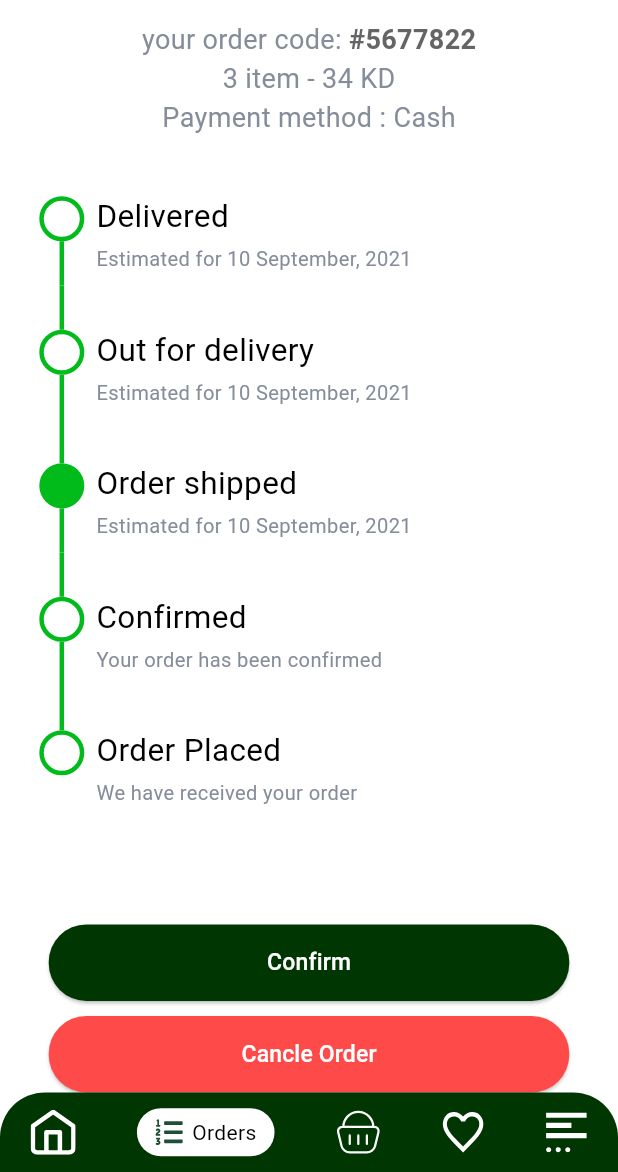
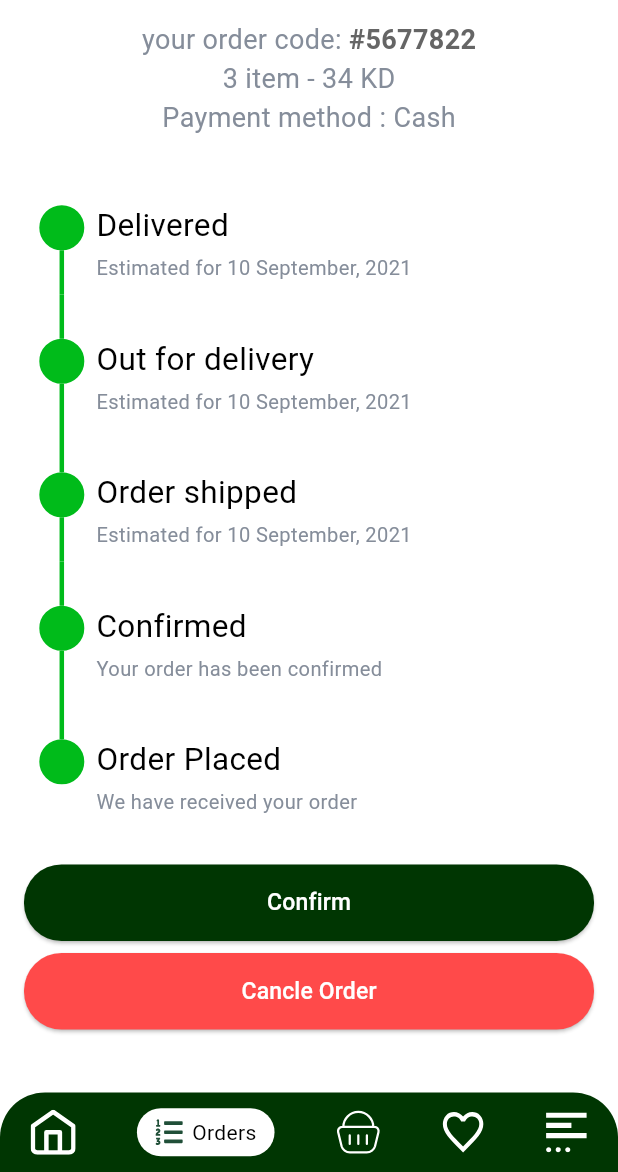
Before and after one commit to AyaNasserEzat/market, a Flutter app: the BottomNavigationBar screen opened by its route, item 2 of the bottom bar chosen, after a tap on the "arrow back ios" icon, on a phone screen of 412 x 824 dp, the part 64-1236 px from its top. Run offline on Flutter 3.47's test engine with Material 3 defaults, Android fonts, the phone set to English and light mode, and no system bars; drawn by our look-alikes of timeline_tile; our stand-ins replace flutter_screenutil, flutter_svg, go_router, pin_code_fields; Roboto replaces fonts that are missing (TitilliumWeb).

Commit message:
do customScroll View in order traking view

```diff
--- a/lib/feature/home/presentaion/views/bottom_navigation_bar.dart
+++ b/lib/feature/home/presentaion/views/bottom_navigation_bar.dart
@@ -6,11 +6,13 @@ import 'package:pure_soft/core/utils/app_color.dart';
 import 'package:pure_soft/feature/cart_feature/presentation/views/cart_view.dart';
 import 'package:pure_soft/feature/favorite_feature/presentation/views/favorite_view.dart';
 import 'package:pure_soft/feature/home/presentaion/views/home_view.dart';
-import 'package:pure_soft/feature/order_feature/presentaion/views/order_view.dart';
-import 'package:pure_soft/feature/order_feature/presentaion/views/widgets/time_line.dart';
+import 'package:pure_soft/feature/order_feature/presentaion/views/order_traking_view.dart';
+
 import 'package:pure_soft/feature/profile/presentation/views/profile_view.dart';
 
 class BottomNavigationBar extends StatefulWidget {
+  const BottomNavigationBar({super.key});
+
   @override
   State<BottomNavigationBar> createState() => _BottomNavigationBarState();
 }
@@ -20,7 +22,7 @@ class _BottomNavigationBarState extends State<BottomNavigationBar> {
 
   final List<Widget> pages = [
     HomeView(),
-  TimeLine(),
+  OrderTrakingView(),
   CartView(),
     FavoriteView(),
         ProfileView(),
--- a/lib/feature/order_feature/presentaion/views/order_traking_view.dart
+++ b/lib/feature/order_feature/presentaion/views/order_traking_view.dart
@@ -4,6 +4,11 @@ import 'package:pure_soft/core/utils/app_strings.dart';
 import 'package:pure_soft/core/utils/text_style.dart';
 import 'package:pure_soft/feature/auth_feature/presentation/views/widgets/custom_button.dart';
 import 'package:pure_soft/feature/order_feature/presentaion/views/widgets/order_detalis_section.dart';
+import 'package:pure_soft/feature/order_feature/presentaion/views/widgets/time_line_list.dart';
+
+
+
+
 
 
 class OrderTrakingView extends StatelessWidget {
@@ -12,20 +17,55 @@ class OrderTrakingView extends StatelessWidget {
   @override
   Widget build(BuildContext context) {
     return Scaffold(
-       appBar: AppBar(
-                title: Text(AppStrings.orderTraking, style: CustomTextStyle.poppins),
+      appBar: AppBar(
+        title: Text(AppStrings.orderTraking, style: CustomTextStyle.poppins),
         centerTitle: true,
-        leading: IconButton(onPressed: () {
+        leading: IconButton(
+          onPressed: () {},
+          icon: Icon(Icons.arrow_back_ios),
+        ),
+      ),
+      body: CustomScrollView(
+        slivers: [
+          // Order Details Section
+          SliverToBoxAdapter(
+            child: OrderDetalisSection(),
+          ),
 
-        }, icon: Icon(Icons.arrow_back_ios)),
-      ),
-      body: Column(
-        spacing: 10,
-        children: [
-          OrderDetalisSection(),
-          CustomButton(onpressed: (){}, text: AppStrings.confirm),
-                CustomButton(onpressed: (){}, text: AppStrings.cancleOrder,color: AppColor.red,),
-          ],
+          // Spacing
+          SliverToBoxAdapter(child: SizedBox(height: 16)),
+
+          // Timeline list
+         TimeLineList(),
+          // Spacing
+          SliverToBoxAdapter(child: SizedBox(height: 24)),
+
+          // Confirm button
+          SliverToBoxAdapter(
+            child: Padding(
+              padding: const EdgeInsets.symmetric(horizontal: 16.0),
+              child: CustomButton(
+                onpressed: () {},
+                text: AppStrings.confirm,
+              ),
+            ),
+          ),
+
+          // Cancel button
+          SliverToBoxAdapter(
+            child: Padding(
+              padding: const EdgeInsets.symmetric(horizontal: 16.0, vertical: 8),
+              child: CustomButton(
+                onpressed: () {},
+                text: AppStrings.cancleOrder,
+                color: AppColor.red,
+              ),
+            ),
+          ),
+
+          // Extra spacing at bottom
+          SliverToBoxAdapter(child: SizedBox(height: 24)),
+        ],
       ),
     );
   }
--- a/lib/feature/order_feature/presentaion/views/widgets/time_line.dart
+++ b/lib/feature/order_feature/presentaion/views/widgets/time_line_list.dart
@@ -1,19 +1,11 @@
-import 'package:flutter/material.dart';
+import 'package:flutter/widgets.dart';
 import 'package:pure_soft/core/utils/app_color.dart';
-import 'package:pure_soft/core/utils/app_strings.dart';
 import 'package:pure_soft/core/utils/text_style.dart';
-import 'package:pure_soft/feature/auth_feature/presentation/views/widgets/custom_button.dart';
-import 'package:pure_soft/feature/order_feature/presentaion/views/widgets/order_detalis_section.dart';
+
 import 'package:timeline_tile/timeline_tile.dart';
 
-// Step model
-class OrderStepModel {
-  final String title;
-  final String subtitle;
-
-  OrderStepModel(this.title, this.subtitle);
-}
-
+class TimeLineList extends StatelessWidget {
+   TimeLineList({super.key});
 // Sample step data
 final List<OrderStepModel> _orderSteps = [
   OrderStepModel("Delivered", "Estimated for 10 September, 2021"),
@@ -25,53 +17,36 @@ final List<OrderStepModel> _orderSteps = [
 
 // Active step index
 final int _activeStep = 2;
-
-class TimeLine extends StatelessWidget {
   @override
   Widget build(BuildContext context) {
-    return Scaffold(
-     appBar: AppBar(
-                title: Text(AppStrings.orderTraking, style: CustomTextStyle.poppins),
-        centerTitle: true,
-        leading: IconButton(onPressed: () {
-
-        }, icon: Icon(Icons.arrow_back_ios)),
-      ),
-      body: Column(
-        spacing: 10,
-        children: [
-          OrderDetalisSection(),
-          Expanded(
-            child: ListView.builder(
-              itemCount: _orderSteps.length,
-              itemBuilder: (context, index) {
+    return   SliverList(
+            delegate: SliverChildBuilderDelegate(
+              (context, index) {
                 final step = _orderSteps[index];
                 final isActive = index == _activeStep;
                 final isCompleted = index < _activeStep;
 
                 return TimelineTile(
                   alignment: TimelineAlign.manual,
-                  lineXY: 0.1, // Left aligned timeline
+                  lineXY: 0.1,
                   isFirst: index == 0,
                   isLast: index == _orderSteps.length - 1,
                   beforeLineStyle: LineStyle(
                     color: AppColor.green3,
                     thickness: 3,
                   ),
-
                   indicatorStyle: IndicatorStyle(
                     width: 30,
                     height: 30,
                     indicator: Container(
                       decoration: BoxDecoration(
                         shape: BoxShape.circle,
-                        color: isActive ? AppColor.green3 : Colors.white,
+                        color: AppColor.green3,
                         border: Border.all(
                           color: AppColor.green3,
                           width: 3,
                         ),
                       ),
-
                     ),
                   ),
                   endChild: Padding(
@@ -79,29 +54,31 @@ class TimeLine extends StatelessWidget {
                     child: Column(
                       crossAxisAlignment: CrossAxisAlignment.start,
                       children: [
-                        SizedBox(height: 20,),
+                        SizedBox(height: 20),
                         Text(
                           step.title,
-                          style: CustomTextStyle.bold19.copyWith(fontSize: 21)
+                          style: CustomTextStyle.bold19.copyWith(fontSize: 21),
                         ),
                         SizedBox(height: 4),
                         Text(
                           step.subtitle,
-                          style: CustomTextStyle.regular
+                          style: CustomTextStyle.regular,
                         ),
                       ],
                     ),
                   ),
                 );
               },
+              childCount: _orderSteps.length,
             ),
-          ),
-            CustomButton(onpressed: (){}, text: AppStrings.confirm),
-                CustomButton(onpressed: (){}, text: AppStrings.cancleOrder,color: AppColor.red,),
-
-        ],
-
-      ),
-    );
+          );
   }
 }
+
+// Step model
+class OrderStepModel {
+  final String title;
+  final String subtitle;
+
+  OrderStepModel(this.title, this.subtitle);
+}
```
